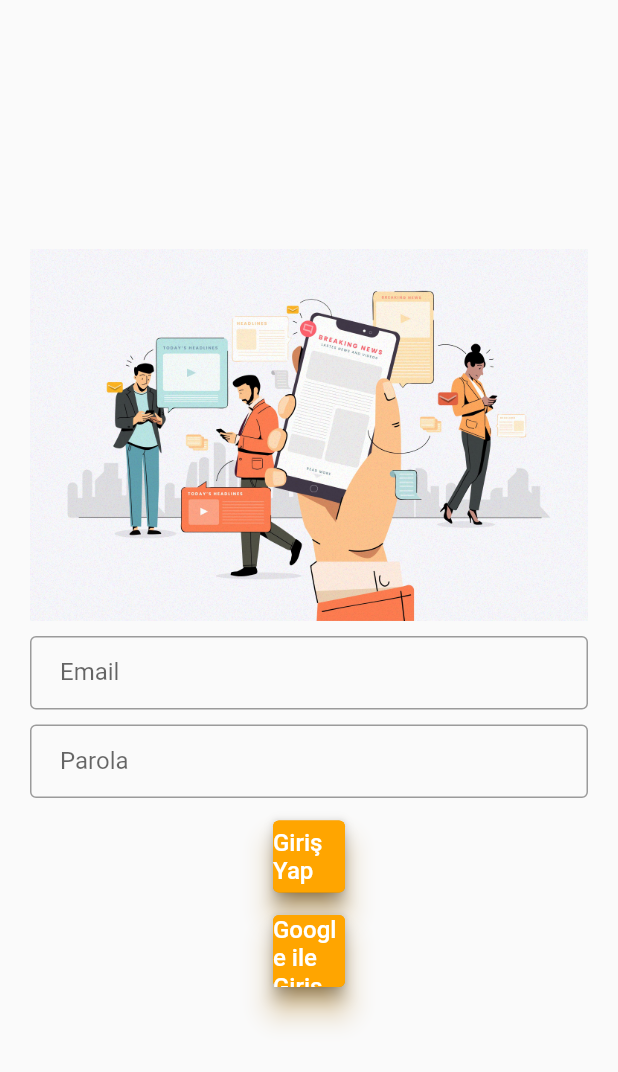
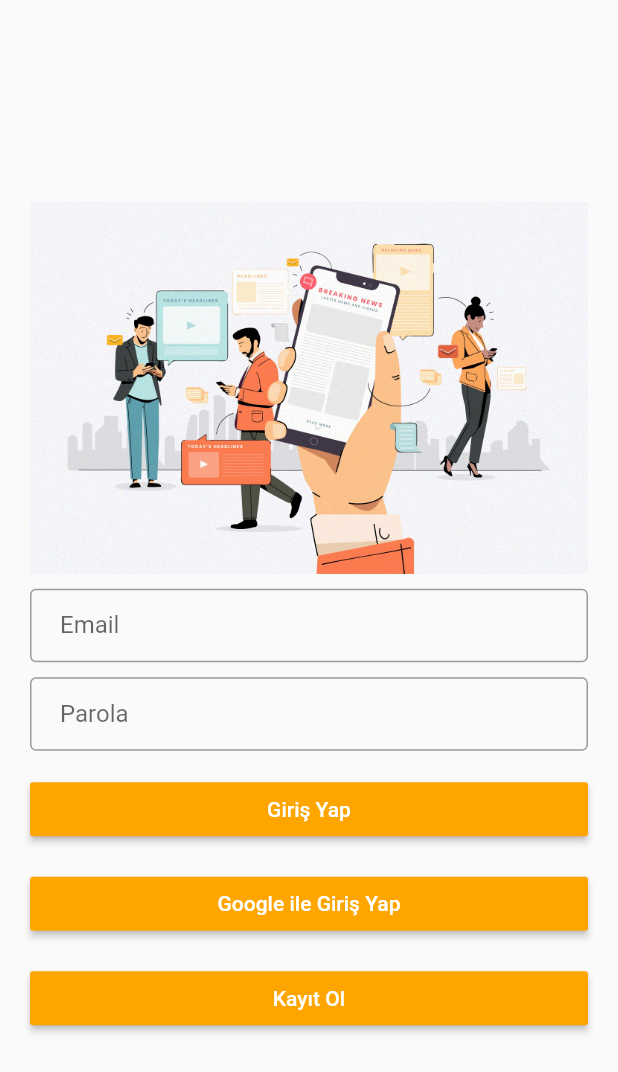
Before and after one commit to tugbaozaydin/news_app, a Flutter app: the screen it shows after launch, after a tap on "Giriş Yap", on a phone screen of 412 x 824 dp. Shown: the top 1072 px of the screen. Run offline on Flutter 3.47's test engine with Material 2 defaults, Android fonts, the phone set to English and light mode, and no system bars; our stand-ins replace firebase_auth, firebase_core, google_sign_in; accounts and stored records are empty; network calls fail.

Commit message:
firebase email, google login and email register

```diff
--- a/lib/constants.dart
+++ b/lib/constants.dart
@@ -1,3 +1,9 @@
 import 'package:flutter/material.dart';
 
 const kPrimaryColor = Color.fromRGBO(255, 165, 0, 1);
+InputDecoration inputDecoration(String labelText) {
+  return InputDecoration(
+      contentPadding: EdgeInsets.fromLTRB(20.0, 15.0, 20.0, 15.0),
+      labelText: labelText,
+      border: OutlineInputBorder());
+}
--- a/lib/login_screen.dart
+++ b/lib/login_screen.dart
@@ -1,8 +1,13 @@
 import 'dart:async';
 
 import 'package:flutter/material.dart';
+import 'package:news_app/register_screen.dart';
 
 import 'constants.dart';
+import 'package:firebase_auth/firebase_auth.dart';
+import 'package:google_sign_in/google_sign_in.dart';
+
+import 'dashboard_screen.dart';
 
 class LoginScreen extends StatefulWidget {
   static String routeName = "/login";
@@ -15,21 +20,9 @@ class _LoginScreenState extends State<LoginScreen>
     with TickerProviderStateMixin {
   TextEditingController usernameController = new TextEditingController();
   TextEditingController passwordController = new TextEditingController();
-  int _state = 0;
-  int _stateGoogle=0;
-  Animation _animation;
-  AnimationController _controller;
-  GlobalKey _globalKey = GlobalKey();
-  GlobalKey _globalGoogleKey = GlobalKey();
-
-  double _width = double.maxFinite;
   final GlobalKey<ScaffoldState> _scaffoldKey = new GlobalKey<ScaffoldState>();
-
-  @override
-  void dispose() {
-    super.dispose();
-    _controller.dispose();
-  }
+  GoogleSignIn _googleSignIn = GoogleSignIn();
+  FirebaseUser _firebaseUser;
 
   @override
   Widget build(BuildContext context) {
@@ -52,23 +45,73 @@ class _LoginScreenState extends State<LoginScreen>
                   SizedBox(height: 10.0),
                   passwordField(),
                   SizedBox(height: 15.0),
-                  progressButton(_globalKey,(){
-                    setState(() {
-                      if (_state == 0) {
-                        animateButton(_globalKey,_state);
-                      }});
-                  },"Giriş Yap",_state),
+                  RaisedButton(
+                    color: kPrimaryColor,
+                    child: Center(
+                        child: Text(
+                      "Giriş Yap",
+                      style: TextStyle(color: Colors.white),
+                    )),
+                    onPressed: () async {
+                      try {
+                        final User user = (await FirebaseAuth.instance
+                                .signInWithEmailAndPassword(
+                                    email: usernameController.text,
+                                    password: passwordController.text))
+                            .user;
+                        Navigator.popAndPushNamed(
+                            context, DashboardScreen.routeName,
+                            arguments: {});
+                      } on FirebaseAuthException catch (e) {
+                        debugPrint(e.toString());
+                        Scaffold.of(context).showSnackBar(SnackBar(
+                          content: Text("${e.message}"),
+                        ));
+                      }
+                    },
+                  ),
                   SizedBox(height: 15.0),
-                  progressButton(_globalGoogleKey,(){
-                    final snackBar = SnackBar(
-                      content: Text("Lütfen boşlukları doldurunuz."),
-                    );
-                    _scaffoldKey.currentState.showSnackBar(snackBar);
-                    /*setState(() {
-                      if (_stateGoogle == 0) {
-                        animateButton(_globalGoogleKey,_stateGoogle);
-                      }});*/
-                  },"Google ile Giriş Yap",_stateGoogle),
+                  RaisedButton(
+                    color: kPrimaryColor,
+                    child: Center(
+                        child: Text(
+                      "Google ile Giriş Yap",
+                      style: TextStyle(color: Colors.white),
+                    )),
+                    onPressed: () {
+                      _googleSignIn
+                          .signIn()
+                          .then((GoogleSignInAccount googleUser) async {
+                        print("başarılı");
+                        final GoogleSignInAuthentication googleAuth =
+                            await googleUser.authentication;
+                        final GoogleAuthCredential googleAuthCredential =
+                            GoogleAuthProvider.credential(
+                          accessToken: googleAuth.accessToken,
+                          idToken: googleAuth.idToken,
+                        );
+                        final UserCredential userCredential = await FirebaseAuth
+                            .instance
+                            .signInWithCredential(googleAuthCredential);
+                        final user = userCredential.user;
+                      });
+                    },
+                  ),
+                  SizedBox(height: 15.0),
+                  RaisedButton(
+                    onPressed: () {
+                      Future.delayed(const Duration(seconds: 4), () async {
+                        Navigator.pushNamed(context, RegisterScreen.routeName,
+                            arguments: {});
+                      });
+                    },
+                    color: kPrimaryColor,
+                    child: Center(
+                        child: Text(
+                      "Kayıt Ol",
+                      style: TextStyle(color: Colors.white),
+                    )),
+                  )
                 ],
               ),
             ),
@@ -96,116 +139,4 @@ class _LoginScreenState extends State<LoginScreen>
       decoration: inputDecoration("Parola"),
     );
   }
-
-  InputDecoration inputDecoration(String labelText) {
-    return InputDecoration(
-        contentPadding: EdgeInsets.fromLTRB(20.0, 15.0, 20.0, 15.0),
-        labelText: labelText,
-        border: OutlineInputBorder());
-  }
-
-  PhysicalModel progressButton(GlobalKey globalKey,GestureTapCallback onTap,String text,int state) {
-    return PhysicalModel(
-      elevation: 8,
-      shadowColor: kPrimaryColor,
-      color: kPrimaryColor,
-      borderRadius: BorderRadius.circular(4),
-      child: Container(
-        key: globalKey,
-        height: 48,
-        width: _width,
-        child: RaisedButton(
-          animationDuration: Duration(milliseconds: 1000),
-          shape: RoundedRectangleBorder(
-            borderRadius: BorderRadius.circular(4),
-          ),
-          padding: EdgeInsets.all(0),
-          child: setUpButtonChild(text,state),
-          onPressed: () {
-            onTap();
-            /* if (usernameController.text.isEmpty &&
-                passwordController.text.isEmpty) {
-              final snackBar = SnackBar(
-                content: Text("Lütfen boşlukları doldurunuz."),
-              );
-              _scaffoldKey.currentState.showSnackBar(snackBar);
-            }
-            else {
-                if (response.statusCode == 201) {
-                  setState(() {
-                    if (_state == 0) {
-                      animateButton();
-                    }
-                  });
-                } else {
-                  final snackBar = SnackBar(
-                    content: Text("Giriş Bilgileri Hatalı."),
-                  );
-                  _scaffoldKey.currentState.showSnackBar(snackBar);
-                }
-            }*/
-          },
-          elevation: 4,
-          color: kPrimaryColor,
-        ),
-      ),
-    );
-  }
-
-  setUpButtonChild(String text,int state) {
-    if (state == 0) {
-      return Text(
-        text,
-        style: const TextStyle(
-          color: Colors.white,
-          fontSize: 16,
-        ),
-      );
-    } else if (state == 1) {
-      return SizedBox(
-        height: 36,
-        width: 36,
-        child: CircularProgressIndicator(
-          value: null,
-          valueColor: AlwaysStoppedAnimation<Color>(Colors.white),
-        ),
-      );
-    } else {
-      return Icon(Icons.check, color: Colors.white);
-      //widget olması
-
-    }
-  }
-
-  void animateButton(GlobalKey globalKey,int state) {
-    double initialWidth = globalKey.currentContext.size.width;
-
-    _controller =
-        AnimationController(duration: Duration(milliseconds: 300), vsync: this);
-
-    _animation = Tween(begin: 0.0, end: 1).animate(_controller)
-      ..addListener(() {
-        setState(() {
-          _width = initialWidth - ((initialWidth - 48) * _animation.value);
-        });
-      });
-    _controller.forward();
-
-    setState(() {
-      state = 1;
-    });
-
-    Timer(Duration(milliseconds: 3300), () {
-      setState(() {
-        state = 2;
-        Timer(Duration(milliseconds: 10), () {
-          /*  Navigator.pushNamedAndRemoveUntil(
-              context, DashboardScreen.routeName, ModalRoute.withName('/'),
-              arguments: {});*/
-        });
-      });
-    });
-  }
-
-
 }
--- a/lib/main.dart
+++ b/lib/main.dart
@@ -1,14 +1,21 @@
 import 'package:flutter/material.dart';
+import 'package:news_app/dashboard_screen.dart';
+import 'package:news_app/register_screen.dart';
 import 'package:news_app/splash_screen.dart';
+import 'package:firebase_core/firebase_core.dart';
 
 import 'login_screen.dart';
 
-void main() {
+void main() async {
+  WidgetsFlutterBinding.ensureInitialized();
+
+  await Firebase.initializeApp();
+
   runApp(MyApp());
+
 }
 
 class MyApp extends StatelessWidget {
-  // This widget is the root of your application.
   @override
   Widget build(BuildContext context) {
     return MaterialApp(
@@ -21,6 +28,8 @@ class MyApp extends StatelessWidget {
       home: SplashScreen(),
       routes: {
         LoginScreen.routeName: (context) => LoginScreen(),
+        RegisterScreen.routeName:(context) =>RegisterScreen(),
+        DashboardScreen.routeName:(context)=>DashboardScreen(),
       },
     );
   }
--- a/pubspec.yaml
+++ b/pubspec.yaml
@@ -32,6 +32,12 @@ dependencies:
 dev_dependencies:
   flutter_test:
     sdk: flutter
+  cloud_firestore: ^0.14.3
+  cupertino_icons: ^1.0.0
+  firebase_auth: ^0.18.3
+  firebase_core: ^0.5.2
+  flutter_signin_button: ^1.1.0
+  google_sign_in: ^4.5.6
 
 # For information on the generic Dart part of this file, see the
 # following page: https://dart.dev/tools/pub/pubspec
```
Also changed, not shown: lib/dashboard_screen.dart (added, +15 -0 lines), lib/register_screen.dart (added, +138 -0 lines), pubspec.lock, 7 other files.
